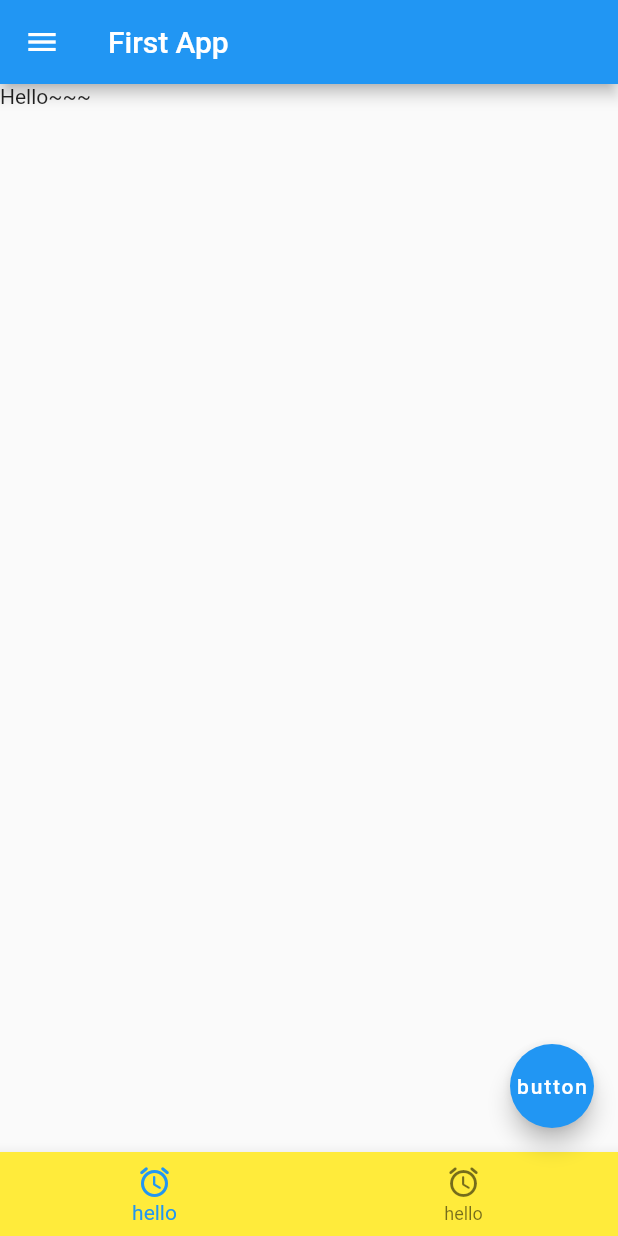
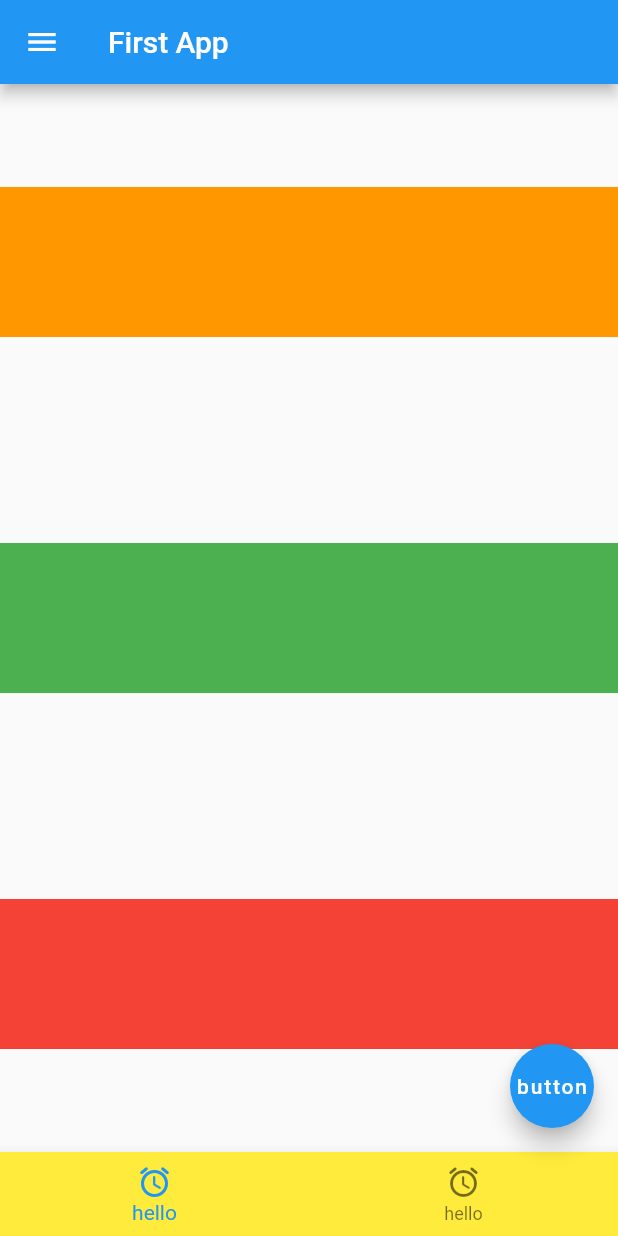
Before and after one commit to qkrfowns45/flutter-project, a Flutter app: the screen it shows after launch, after a tap on "button", on a phone screen of 412 x 824 dp. Run offline on Flutter 3.47's test engine with Material 2 defaults, Android fonts, the phone set to English and light mode, and no system bars.

Commit message:
Column 위젯 practice

```diff
--- a/lib/main.dart
+++ b/lib/main.dart
@@ -5,7 +5,7 @@ import 'package:flutter/cupertino.dart';
 
 void main() { //main스레드는 runApp을 실행시키고 종료된다.
   runApp(FirstApp()); //비동기로 실행된다.(이벤트 루프에 등록된다.)
-  sleep(Duration(seconds: 3));
+  //sleep(Duration(seconds: 3));
 }
 
 class FirstApp extends StatelessWidget {
@@ -24,7 +24,26 @@ class FirstApp extends StatelessWidget {
             title: Text("First App"),
             leading: Icon(Icons.menu),
           ),
-          body: Text("Hello~~~"),
+          body: Column(//부모의 크기에 맞게 자식이 맞춰진다.
+            mainAxisAlignment: MainAxisAlignment.spaceAround,
+            crossAxisAlignment: CrossAxisAlignment.stretch,
+            children: [
+              Container( //부모의 최대 크기까지 늘려라
+                width: 100,
+                height: 100,
+                color:Colors.orange,
+              ),
+              Container(
+                width: 100,
+                height: 100,
+                color:Colors.green,
+              ),
+              Container(
+                height: 100,
+                color:Colors.red,
+              ),
+            ],
+          ),
           floatingActionButton: FloatingActionButton(
             onPressed: () {
               print("버튼 클릭됨");
```
